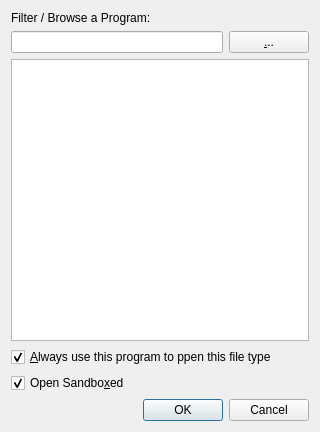
First picture: the form in OpenWithDialog.ui, repository hossein/BookmarkManager, before the edit.
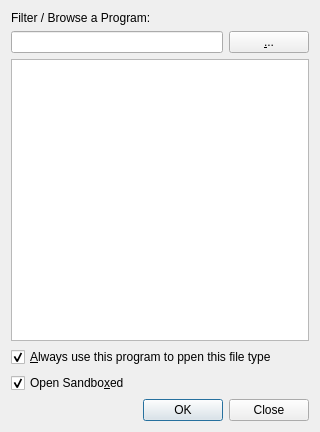
Second picture: the form after the edit.

Commit message:
Change Cancel button to Close
Because we can make modifications in the OpenWithDialog and then Close
it. Cancel is not a good name.

```diff
--- a/OpenWithDialog.ui
+++ b/OpenWithDialog.ui
@@ -68,7 +68,7 @@
       <enum>Qt::Horizontal</enum>
      </property>
      <property name="standardButtons">
-      <set>QDialogButtonBox::Cancel|QDialogButtonBox::Ok</set>
+      <set>QDialogButtonBox::Close|QDialogButtonBox::Ok</set>
      </property>
     </widget>
    </item>
```
The commit also changes 1 other file.
